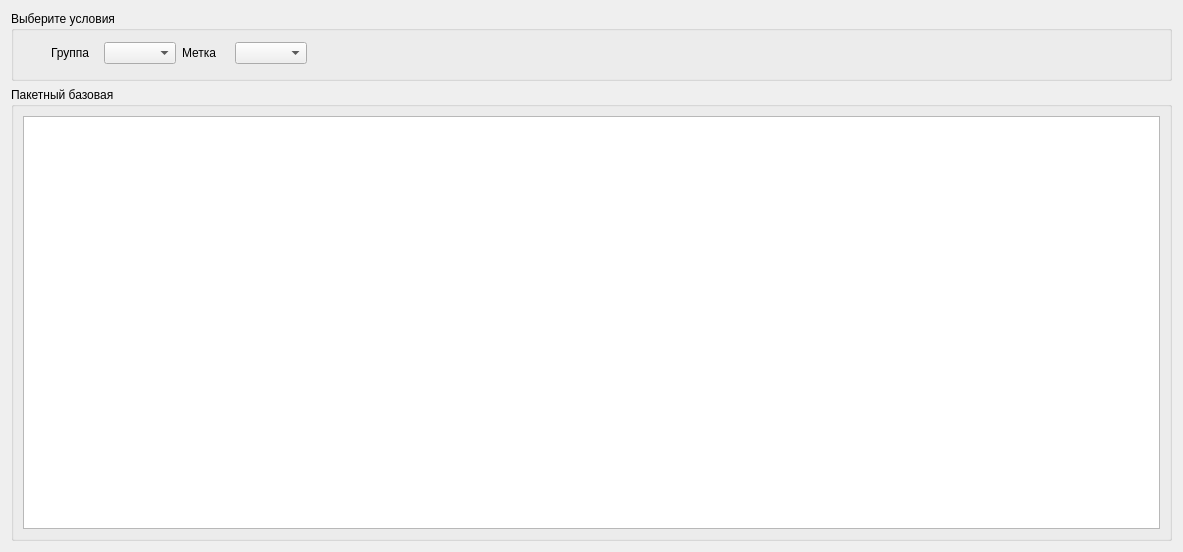
The window that table_form_1_2.ui (zanxi/qt_protowebclient) describes before a commit, drawn with Qt 5.
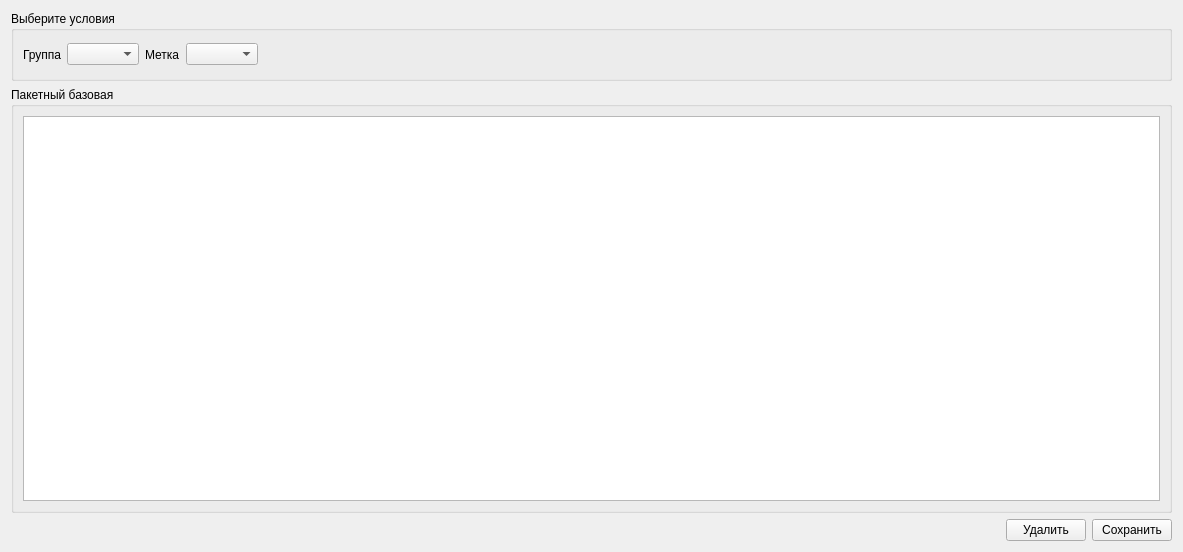
The same window after the commit.

The edit to the form file:
```diff
--- a/table_form_1_2.ui
+++ b/table_form_1_2.ui
@@ -13,8 +13,6 @@
   <property name="windowTitle">
    <string>Form</string>
   </property>
-  <layout class="QHBoxLayout" name="horizontalLayout_3">
-   <item>
     <layout class="QVBoxLayout" name="verticalLayout">
      <item>
       <widget class="QGroupBox" name="groupBox">
@@ -27,15 +25,8 @@
        <property name="title">
         <string>Выберите условия</string>
        </property>
-       <widget class="QWidget" name="layoutWidget">
-        <property name="geometry">
-         <rect>
-          <x>40</x>
-          <y>30</y>
-          <width>256</width>
-          <height>24</height>
-         </rect>
-        </property>
+     <layout class="QHBoxLayout" name="horizontalLayout_3">
+      <item>
         <layout class="QHBoxLayout" name="horizontalLayout">
          <item>
           <widget class="QLabel" name="label_21">
@@ -58,7 +49,21 @@
           <widget class="QComboBox" name="comboBox_2"/>
          </item>
         </layout>
-       </widget>
+      </item>
+      <item>
+       <spacer name="horizontalSpacer">
+        <property name="orientation">
+         <enum>Qt::Horizontal</enum>
+        </property>
+        <property name="sizeHint" stdset="0">
+         <size>
+          <width>905</width>
+          <height>20</height>
+         </size>
+        </property>
+       </spacer>
+      </item>
+     </layout>
       </widget>
      </item>
      <item>
@@ -71,6 +76,35 @@
          <widget class="QTableWidget" name="tableWidget"/>
         </item>
        </layout>
+    </widget>
+   </item>
+   <item>
+    <layout class="QHBoxLayout" name="horizontalLayout_4">
+     <item>
+      <spacer name="horizontalSpacer_2">
+       <property name="orientation">
+        <enum>Qt::Horizontal</enum>
+       </property>
+       <property name="sizeHint" stdset="0">
+        <size>
+         <width>40</width>
+         <height>20</height>
+        </size>
+       </property>
+      </spacer>
+     </item>
+     <item>
+      <widget class="QPushButton" name="pushButton_delete">
+       <property name="text">
+        <string>Удалить</string>
+       </property>
+      </widget>
+     </item>
+     <item>
+      <widget class="QPushButton" name="pushButton">
+       <property name="text">
+        <string>Сохранить</string>
+       </property>
       </widget>
      </item>
     </layout>
```
Lines whose indentation alone changed are shown as unchanged.
